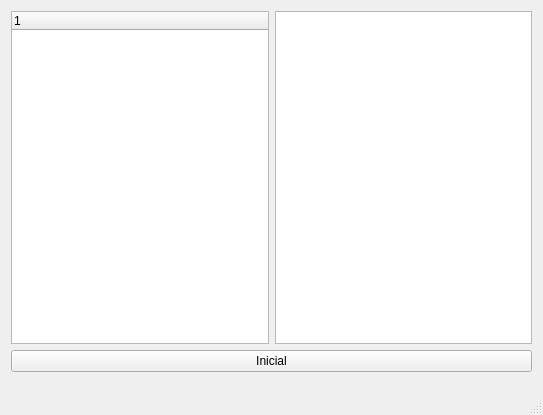
First picture: the form in tree/mainwindow.ui, repository Hasirati/Calendar, before the edit.
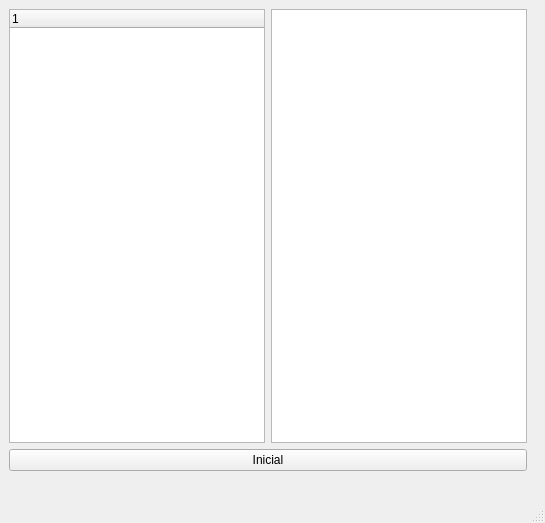
Second picture: the form after the edit.

```diff
--- a/tree/mainwindow.ui
+++ b/tree/mainwindow.ui
@@ -6,25 +6,18 @@
    <rect>
     <x>0</x>
     <y>0</y>
-    <width>543</width>
-    <height>415</height>
+    <width>545</width>
+    <height>523</height>
    </rect>
   </property>
   <property name="windowTitle">
    <string>MainWindow</string>
   </property>
   <widget class="QWidget" name="centralwidget">
-   <widget class="QWidget" name="">
-    <property name="geometry">
-     <rect>
-      <x>11</x>
-      <y>11</y>
-      <width>521</width>
-      <height>361</height>
-     </rect>
-    </property>
-    <layout class="QVBoxLayout" name="verticalLayout">
-     <item>
+   <layout class="QFormLayout" name="formLayout">
+    <item row="0" column="0">
+     <layout class="QGridLayout" name="gridLayout">
+      <item row="0" column="0">
       <layout class="QHBoxLayout" name="horizontalLayout">
        <item>
         <widget class="QTreeWidget" name="treeWidget">
@@ -40,15 +33,28 @@
        </item>
       </layout>
      </item>
-     <item>
+      <item row="1" column="0">
       <widget class="QPushButton" name="pushButton">
        <property name="text">
         <string>Inicial</string>
        </property>
       </widget>
      </item>
-    </layout>
-   </widget>
+      <item row="2" column="0">
+       <widget class="QLabel" name="label">
+        <property name="font">
+         <font>
+          <pointsize>10</pointsize>
+         </font>
+        </property>
+        <property name="text">
+         <string/>
+        </property>
+       </widget>
+      </item>
+     </layout>
+    </item>
+   </layout>
   </widget>
   <widget class="QMenuBar" name="menubar">
    <property name="geometry">
```
Left out of the diff: 2 changed lines with no effect on the pictures. Lines whose indentation alone changed are shown as unchanged.
